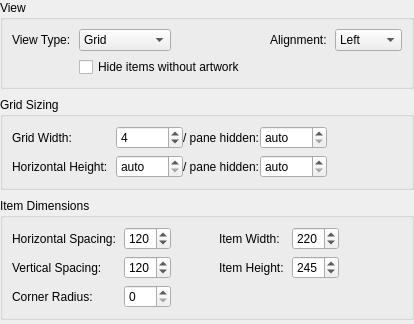
Before: the Qt Designer form src/ui/dialogs/settings/appearancelayoutpanel.ui in EtherAura/Kartend, drawn with Qt 5.
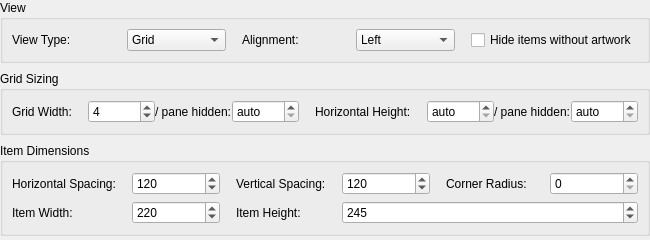
After: the same form once the commit is applied.

Commit message: feat(settings): pack section fields into even multi-column grids

Diff of the .ui file:
```diff
--- a/src/ui/dialogs/settings/appearancelayoutpanel.ui
+++ b/src/ui/dialogs/settings/appearancelayoutpanel.ui
@@ -11,23 +11,11 @@
    <item>
     <widget class="QGroupBox" name="appearanceViewGroupBox">
      <property name="title"><string>View</string></property>
-     <!-- Two-column section: two equal-width column wrappers side by side. -->
-     <layout class="QHBoxLayout" name="appearanceViewRowLayout">
-      <property name="spacing"><number>24</number></property>
-      <item>
-       <widget class="QWidget" name="appearanceViewColLeft" native="true">
-        <property name="sizePolicy">
-         <sizepolicy hsizetype="Expanding" vsizetype="Preferred"><horstretch>0</horstretch><verstretch>0</verstretch></sizepolicy>
-        </property>
-        <layout class="QFormLayout" name="appearanceViewFormLeft">
-         <property name="formAlignment"><set>Qt::AlignmentFlag::AlignLeft|Qt::AlignmentFlag::AlignTop</set></property>
-         <property name="horizontalSpacing"><number>8</number></property>
+     <!-- Three label/field pairs share one row (three-column section);
+          field columns are stretched in code so the pairs fill the width. -->
+     <layout class="QGridLayout" name="appearanceViewGridLayout">
+      <property name="horizontalSpacing"><number>16</number></property>
          <property name="verticalSpacing"><number>6</number></property>
-         <property name="leftMargin"><number>0</number></property>
-         <property name="topMargin"><number>0</number></property>
-         <property name="rightMargin"><number>0</number></property>
-         <property name="bottomMargin"><number>0</number></property>
-         <property name="fieldGrowthPolicy"><enum>QFormLayout::FieldGrowthPolicy::FieldsStayAtSizeHint</enum></property>
          <item row="0" column="0"><widget class="QLabel" name="label_viewType"><property name="text"><string>View Type:</string></property></widget></item>
          <item row="0" column="1">
           <widget class="QComboBox" name="viewTypeComboBox">
@@ -39,26 +27,8 @@
            <item><property name="text"><string>Horizontal</string></property></item>
           </widget>
          </item>
-         <item row="1" column="1"><widget class="QCheckBox" name="hideMissingArtworkCheckBox"><property name="text"><string>Hide items without artwork</string></property><property name="toolTip"><string>When enabled, media items whose artwork lookup returns no match are hidden from the items page. Subcollections and virtual folders are unaffected.</string></property></widget></item>
-        </layout>
-       </widget>
-      </item>
-      <item>
-       <widget class="QWidget" name="appearanceViewColRight" native="true">
-        <property name="sizePolicy">
-         <sizepolicy hsizetype="Expanding" vsizetype="Preferred"><horstretch>0</horstretch><verstretch>0</verstretch></sizepolicy>
-        </property>
-        <layout class="QFormLayout" name="appearanceViewFormRight">
-         <property name="formAlignment"><set>Qt::AlignmentFlag::AlignLeft|Qt::AlignmentFlag::AlignTop</set></property>
-         <property name="horizontalSpacing"><number>8</number></property>
-         <property name="verticalSpacing"><number>6</number></property>
-         <property name="leftMargin"><number>0</number></property>
-         <property name="topMargin"><number>0</number></property>
-         <property name="rightMargin"><number>0</number></property>
-         <property name="bottomMargin"><number>0</number></property>
-         <property name="fieldGrowthPolicy"><enum>QFormLayout::FieldGrowthPolicy::FieldsStayAtSizeHint</enum></property>
-         <item row="0" column="0"><widget class="QLabel" name="label_horizontalAlignment"><property name="text"><string>Alignment:</string></property></widget></item>
-         <item row="0" column="1">
+      <item row="0" column="2"><widget class="QLabel" name="label_horizontalAlignment"><property name="text"><string>Alignment:</string></property></widget></item>
+      <item row="0" column="3">
           <widget class="QComboBox" name="horizontalAlignmentComboBox">
            <property name="minimumWidth"><number>140</number></property>
            <property name="toolTip"><string>Horizontal alignment of collection grid (Left, Center, Right)</string></property>
@@ -67,21 +37,17 @@
            <item><property name="text"><string>Right</string></property></item>
           </widget>
          </item>
-        </layout>
-       </widget>
-      </item>
+      <item row="0" column="5"><widget class="QCheckBox" name="hideMissingArtworkCheckBox"><property name="text"><string>Hide items without artwork</string></property><property name="toolTip"><string>When enabled, media items whose artwork lookup returns no match are hidden from the items page. Subcollections and virtual folders are unaffected.</string></property></widget></item>
      </layout>
     </widget>
    </item>
    <item>
     <widget class="QGroupBox" name="appearanceGridSizingGroupBox">
      <property name="title"><string>Grid Sizing</string></property>
-     <!-- Single column: each row already pairs a value with its
-          pane-hidden alternate, so it reads as two columns already. -->
-     <layout class="QFormLayout" name="appearanceGridSizingFormLayout">
-      <property name="horizontalSpacing"><number>8</number></property>
+     <!-- Two value/alternate pairs share one row (two-column section). -->
+     <layout class="QGridLayout" name="appearanceGridSizingGridLayout">
+      <property name="horizontalSpacing"><number>16</number></property>
       <property name="verticalSpacing"><number>6</number></property>
-      <property name="fieldGrowthPolicy"><enum>QFormLayout::FieldGrowthPolicy::FieldsStayAtSizeHint</enum></property>
       <item row="0" column="0"><widget class="QLabel" name="label_gridLayout"><property name="text"><string>Grid Width:</string></property></widget></item>
       <item row="0" column="1">
        <layout class="QHBoxLayout" name="gridWidthLayout">
@@ -91,8 +57,8 @@
         <item><spacer name="gridWidthSpacer"><property name="orientation"><enum>Qt::Orientation::Horizontal</enum></property><property name="sizeHint" stdset="0"><size><width>0</width><height>0</height></size></property></spacer></item>
        </layout>
       </item>
-      <item row="1" column="0"><widget class="QLabel" name="label_horizontalGridHeight"><property name="text"><string>Horizontal Height:</string></property><property name="toolTip"><string>Items per column when the view type is set to Horizontal. 0 inherits Grid Width.</string></property></widget></item>
-      <item row="1" column="1">
+      <item row="0" column="2"><widget class="QLabel" name="label_horizontalGridHeight"><property name="text"><string>Horizontal Height:</string></property><property name="toolTip"><string>Items per column when the view type is set to Horizontal. 0 inherits Grid Width.</string></property></widget></item>
+      <item row="0" column="3">
        <layout class="QHBoxLayout" name="horizontalGridHeightLayout">
         <item><widget class="QSpinBox" name="horizontalGridHeightSpinBox"><property name="maximumWidth"><number>100</number></property><property name="toolTip"><string>Items per column for Horizontal view (no upper cap). 0 falls back to Grid Width.</string></property><property name="specialValueText"><string>auto</string></property><property name="minimum"><number>0</number></property><property name="maximum"><number>2147483647</number></property><property name="value"><number>0</number></property></widget></item>
         <item><widget class="QLabel" name="label_horizontalGridHeightSidebarHidden"><property name="text"><string>/ pane hidden:</string></property><property name="toolTip"><string>Alternate items-per-column for Horizontal view when the details pane is hidden in Expand mode. 0 inherits Horizontal Height.</string></property></widget></item>
@@ -106,53 +72,20 @@
    <item>
     <widget class="QGroupBox" name="appearanceItemDimsGroupBox">
      <property name="title"><string>Item Dimensions</string></property>
-     <!-- Two-column section: two equal-width column wrappers side by side. -->
-     <layout class="QHBoxLayout" name="appearanceItemDimsRowLayout">
-      <property name="spacing"><number>24</number></property>
-      <item>
-       <widget class="QWidget" name="appearanceItemDimsColLeft" native="true">
-        <property name="sizePolicy">
-         <sizepolicy hsizetype="Expanding" vsizetype="Preferred"><horstretch>0</horstretch><verstretch>0</verstretch></sizepolicy>
-        </property>
-        <layout class="QFormLayout" name="appearanceItemDimsFormLeft">
-         <property name="formAlignment"><set>Qt::AlignmentFlag::AlignLeft|Qt::AlignmentFlag::AlignTop</set></property>
-         <property name="horizontalSpacing"><number>8</number></property>
+     <!-- Five values: three on the first row, two on the second. -->
+     <layout class="QGridLayout" name="appearanceItemDimsGridLayout">
+      <property name="horizontalSpacing"><number>16</number></property>
          <property name="verticalSpacing"><number>6</number></property>
-         <property name="leftMargin"><number>0</number></property>
-         <property name="topMargin"><number>0</number></property>
-         <property name="rightMargin"><number>0</number></property>
-         <property name="bottomMargin"><number>0</number></property>
-         <property name="fieldGrowthPolicy"><enum>QFormLayout::FieldGrowthPolicy::FieldsStayAtSizeHint</enum></property>
          <item row="0" column="0"><widget class="QLabel" name="label_hSpace"><property name="text"><string>Horizontal Spacing:</string></property></widget></item>
          <item row="0" column="1"><widget class="QSpinBox" name="horizontalSpacingSpinBox"><property name="maximumWidth"><number>100</number></property><property name="toolTip"><string>Horizontal spacing adjustment (0 = tightest, 150 = loosest)</string></property><property name="minimum"><number>0</number></property><property name="maximum"><number>150</number></property><property name="value"><number>120</number></property></widget></item>
-         <item row="1" column="0"><widget class="QLabel" name="label_vSpace"><property name="text"><string>Vertical Spacing:</string></property></widget></item>
-         <item row="1" column="1"><widget class="QSpinBox" name="verticalSpacingSpinBox"><property name="maximumWidth"><number>100</number></property><property name="toolTip"><string>Vertical spacing adjustment (0 = tightest, 150 = loosest)</string></property><property name="minimum"><number>0</number></property><property name="maximum"><number>150</number></property><property name="value"><number>120</number></property></widget></item>
-         <item row="2" column="0"><widget class="QLabel" name="label_cornerRadius"><property name="text"><string>Corner Radius:</string></property></widget></item>
-         <item row="2" column="1"><widget class="QSpinBox" name="cornerRadiusSpinBox"><property name="maximumWidth"><number>100</number></property><property name="toolTip"><string>Corner radius for item artwork in pixels (0 = square)</string></property><property name="minimum"><number>0</number></property><property name="maximum"><number>100</number></property><property name="value"><number>0</number></property></widget></item>
-        </layout>
-       </widget>
-      </item>
-      <item>
-       <widget class="QWidget" name="appearanceItemDimsColRight" native="true">
-        <property name="sizePolicy">
-         <sizepolicy hsizetype="Expanding" vsizetype="Preferred"><horstretch>0</horstretch><verstretch>0</verstretch></sizepolicy>
-        </property>
-        <layout class="QFormLayout" name="appearanceItemDimsFormRight">
-         <property name="formAlignment"><set>Qt::AlignmentFlag::AlignLeft|Qt::AlignmentFlag::AlignTop</set></property>
-         <property name="horizontalSpacing"><number>8</number></property>
-         <property name="verticalSpacing"><number>6</number></property>
-         <property name="leftMargin"><number>0</number></property>
-         <property name="topMargin"><number>0</number></property>
-         <property name="rightMargin"><number>0</number></property>
-         <property name="bottomMargin"><number>0</number></property>
-         <property name="fieldGrowthPolicy"><enum>QFormLayout::FieldGrowthPolicy::FieldsStayAtSizeHint</enum></property>
-         <item row="0" column="0"><widget class="QLabel" name="label_itemLayout"><property name="text"><string>Item Width:</string></property></widget></item>
-         <item row="0" column="1"><widget class="QSpinBox" name="itemWidthSpinBox"><property name="maximumWidth"><number>100</number></property><property name="toolTip"><string>Width of collection items in pixels</string></property><property name="minimum"><number>100</number></property><property name="maximum"><number>400</number></property><property name="value"><number>220</number></property></widget></item>
-         <item row="1" column="0"><widget class="QLabel" name="label_itemHeight"><property name="text"><string>Item Height:</string></property></widget></item>
-         <item row="1" column="1"><widget class="QSpinBox" name="itemHeightSpinBox"><property name="maximumWidth"><number>100</number></property><property name="toolTip"><string>Height of collection items in pixels</string></property><property name="minimum"><number>100</number></property><property name="maximum"><number>400</number></property><property name="value"><number>245</number></property></widget></item>
-        </layout>
-       </widget>
-      </item>
+      <item row="0" column="2"><widget class="QLabel" name="label_vSpace"><property name="text"><string>Vertical Spacing:</string></property></widget></item>
+      <item row="0" column="3"><widget class="QSpinBox" name="verticalSpacingSpinBox"><property name="maximumWidth"><number>100</number></property><property name="toolTip"><string>Vertical spacing adjustment (0 = tightest, 150 = loosest)</string></property><property name="minimum"><number>0</number></property><property name="maximum"><number>150</number></property><property name="value"><number>120</number></property></widget></item>
+      <item row="0" column="4"><widget class="QLabel" name="label_cornerRadius"><property name="text"><string>Corner Radius:</string></property></widget></item>
+      <item row="0" column="5"><widget class="QSpinBox" name="cornerRadiusSpinBox"><property name="maximumWidth"><number>100</number></property><property name="toolTip"><string>Corner radius for item artwork in pixels (0 = square)</string></property><property name="minimum"><number>0</number></property><property name="maximum"><number>100</number></property><property name="value"><number>0</number></property></widget></item>
+      <item row="1" column="0"><widget class="QLabel" name="label_itemLayout"><property name="text"><string>Item Width:</string></property></widget></item>
+      <item row="1" column="1"><widget class="QSpinBox" name="itemWidthSpinBox"><property name="maximumWidth"><number>100</number></property><property name="toolTip"><string>Width of collection items in pixels</string></property><property name="minimum"><number>100</number></property><property name="maximum"><number>400</number></property><property name="value"><number>220</number></property></widget></item>
+      <item row="1" column="2"><widget class="QLabel" name="label_itemHeight"><property name="text"><string>Item Height:</string></property></widget></item>
+      <item row="1" column="3" colspan="3"><widget class="QSpinBox" name="itemHeightSpinBox"><property name="maximumWidth"><number>100</number></property><property name="toolTip"><string>Height of collection items in pixels</string></property><property name="minimum"><number>100</number></property><property name="maximum"><number>400</number></property><property name="value"><number>245</number></property></widget></item>
      </layout>
     </widget>
    </item>
```
Lines whose indentation alone changed are shown as unchanged. The commit also changes 19 other files.
